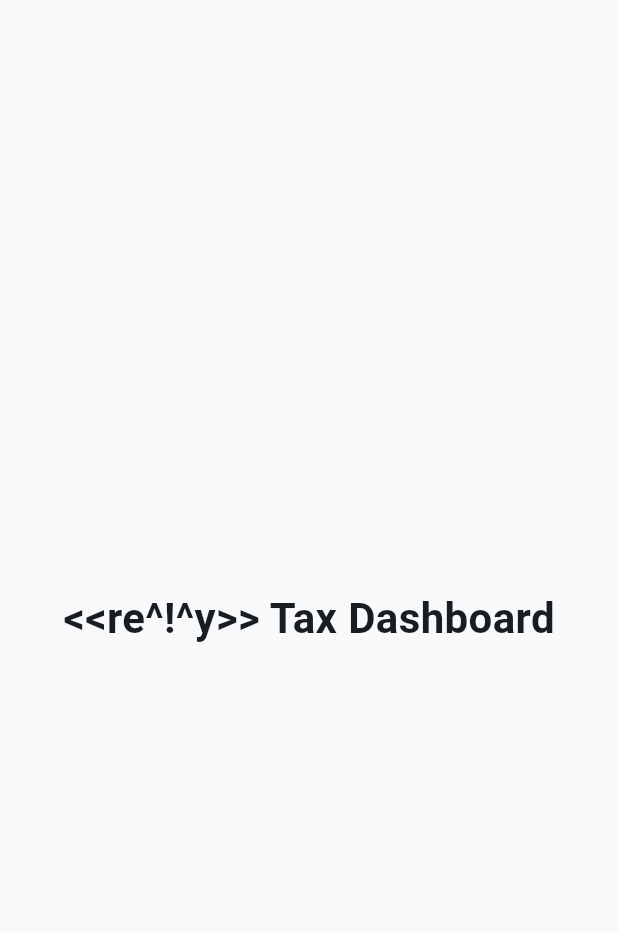
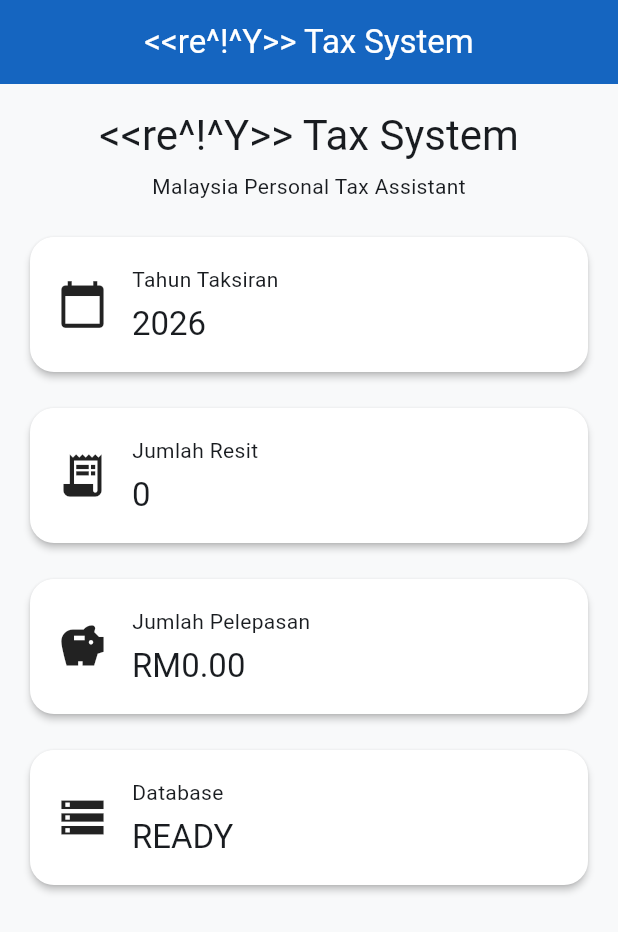
Before and after one commit to mdraimi88/RN_Tax, a Flutter app: the screen it shows after launch, on a phone screen of 412 x 824 dp. Shown: the top 932 px of the screen. Run offline on Flutter 3.47's test engine with Material 3 defaults, Android fonts, the phone set to English and light mode, and no system bars; our stand-ins replace drift, flutter_riverpod, go_router; accounts and stored records are empty; generated files the repository leaves out were written again.

Commit message:
feat(dashboard): add dashboard ui foundation

```diff
--- a/lib/features/dashboard/presentation/pages/dashboard_page.dart
+++ b/lib/features/dashboard/presentation/pages/dashboard_page.dart
@@ -1,15 +1,43 @@
 import 'package:flutter/material.dart';
+
+import '../widgets/dashboard_header.dart';
+import '../widgets/assessment_year_card.dart';
+import '../widgets/receipt_summary_card.dart';
+import '../widgets/tax_relief_card.dart';
+import '../widgets/database_status_card.dart';
 
 class DashboardPage extends StatelessWidget {
   const DashboardPage({super.key});
 
   @override
   Widget build(BuildContext context) {
-    return const Scaffold(
-      body: Center(
-        child: Text(
-          '<<re^!^y>> Tax Dashboard',
-          style: TextStyle(fontSize: 28, fontWeight: FontWeight.bold),
+    return Scaffold(
+      appBar: AppBar(
+        title: const Text('<<re^!^Y>> Tax System'),
+        centerTitle: true,
+      ),
+      body: const SingleChildScrollView(
+        padding: EdgeInsets.all(16),
+        child: Column(
+          children: [
+            DashboardHeader(),
+
+            SizedBox(height: 20),
+
+            AssessmentYearCard(),
+
+            SizedBox(height: 16),
+
+            ReceiptSummaryCard(),
+
+            SizedBox(height: 16),
+
+            TaxReliefCard(),
+
+            SizedBox(height: 16),
+
+            DatabaseStatusCard(),
+          ],
         ),
       ),
     );
--- /dev/null
+++ b/lib/features/dashboard/presentation/widgets/assessment_year_card.dart
@@ -0,0 +1,16 @@
+import 'package:flutter/material.dart';
+
+import 'info_card.dart';
+
+class AssessmentYearCard extends StatelessWidget {
+  const AssessmentYearCard({super.key});
+
+  @override
+  Widget build(BuildContext context) {
+    return const InfoCard(
+      title: 'Tahun Taksiran',
+      value: '2026',
+      icon: Icons.calendar_today,
+    );
+  }
+}
--- /dev/null
+++ b/lib/features/dashboard/presentation/widgets/dashboard_header.dart
@@ -0,0 +1,22 @@
+import 'package:flutter/material.dart';
+
+class DashboardHeader extends StatelessWidget {
+  const DashboardHeader({super.key});
+
+  @override
+  Widget build(BuildContext context) {
+    return Column(
+      children: [
+        Text(
+          '<<re^!^Y>> Tax System',
+          style: Theme.of(context).textTheme.headlineMedium,
+        ),
+        SizedBox(height: 6),
+        Text(
+          'Malaysia Personal Tax Assistant',
+          style: Theme.of(context).textTheme.bodyMedium,
+        ),
+      ],
+    );
+  }
+}
--- /dev/null
+++ b/lib/features/dashboard/presentation/widgets/database_status_card.dart
@@ -0,0 +1,16 @@
+import 'package:flutter/material.dart';
+
+import 'info_card.dart';
+
+class DatabaseStatusCard extends StatelessWidget {
+  const DatabaseStatusCard({super.key});
+
+  @override
+  Widget build(BuildContext context) {
+    return const InfoCard(
+      title: 'Database',
+      value: 'READY',
+      icon: Icons.storage,
+    );
+  }
+}
--- /dev/null
+++ b/lib/features/dashboard/presentation/widgets/info_card.dart
@@ -0,0 +1,44 @@
+import 'package:flutter/material.dart';
+
+class InfoCard extends StatelessWidget {
+  final String title;
+  final String value;
+  final IconData icon;
+
+  const InfoCard({
+    super.key,
+    required this.title,
+    required this.value,
+    required this.icon,
+  });
+
+  @override
+  Widget build(BuildContext context) {
+    return Card(
+      elevation: 2,
+      child: Padding(
+        padding: const EdgeInsets.all(18),
+        child: Row(
+          children: [
+            Icon(icon, size: 34),
+
+            const SizedBox(width: 16),
+
+            Expanded(
+              child: Column(
+                crossAxisAlignment: CrossAxisAlignment.start,
+                children: [
+                  Text(title),
+
+                  const SizedBox(height: 6),
+
+                  Text(value, style: Theme.of(context).textTheme.titleLarge),
+                ],
+              ),
+            ),
+          ],
+        ),
+      ),
+    );
+  }
+}
--- /dev/null
+++ b/lib/features/dashboard/presentation/widgets/receipt_summary_card.dart
@@ -0,0 +1,16 @@
+import 'package:flutter/material.dart';
+
+import 'info_card.dart';
+
+class ReceiptSummaryCard extends StatelessWidget {
+  const ReceiptSummaryCard({super.key});
+
+  @override
+  Widget build(BuildContext context) {
+    return const InfoCard(
+      title: 'Jumlah Resit',
+      value: '0',
+      icon: Icons.receipt_long,
+    );
+  }
+}
--- /dev/null
+++ b/lib/features/dashboard/presentation/widgets/tax_relief_card.dart
@@ -0,0 +1,16 @@
+import 'package:flutter/material.dart';
+
+import 'info_card.dart';
+
+class TaxReliefCard extends StatelessWidget {
+  const TaxReliefCard({super.key});
+
+  @override
+  Widget build(BuildContext context) {
+    return const InfoCard(
+      title: 'Jumlah Pelepasan',
+      value: 'RM0.00',
+      icon: Icons.savings,
+    );
+  }
+}
```
